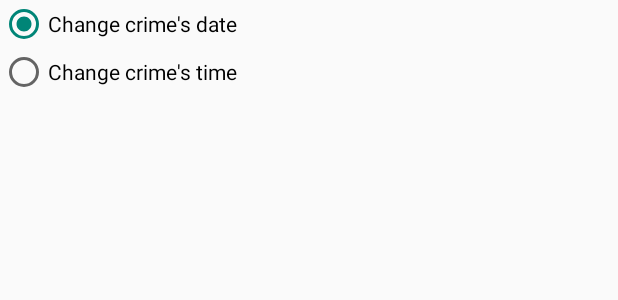
After one commit to ur13l/CriminalIntent, an Android app: the layout dialog_choice.xml on its own in the app's theme, with its tools: preview values and no code run, on a phone screen of 412 x 824 dp. The commit adds this screen. Shown: the top 300 px of the screen. Run offline under Robolectric (Android 15) with nearby library versions, the phone set to English and light mode, and no system bars.

Commit message:
Capiulo 12 - Challenge

```diff
--- a/app/src/main/java/com/projects/ur13l/criminalintent/CrimeFragment.java
+++ b/app/src/main/java/com/projects/ur13l/criminalintent/CrimeFragment.java
@@ -75,7 +75,7 @@ public class CrimeFragment extends Fragment {
             public void onClick(View v) {
                 FragmentManager fm = getActivity()
                         .getSupportFragmentManager();
-                DatePickerFragment dialog = DatePickerFragment.newInstance(mCrime.getDate());
+                ChoiceFragment dialog = ChoiceFragment.newInstance(mCrime.getDate(),CrimeFragment.this);
                 dialog.setTargetFragment(CrimeFragment.this,REQUEST_DATE);
                 dialog.show(fm,DIALOG_DATE);
             }
--- /dev/null
+++ b/app/src/main/res/layout/dialog_choice.xml
@@ -0,0 +1,20 @@
+<?xml version="1.0" encoding="utf-8"?>
+<RadioGroup xmlns:android="http://schemas.android.com/apk/res/android"
+    android:id="@+id/choice_radio_group"
+    android:layout_width="match_parent"
+    android:layout_height="match_parent">
+
+    <RadioButton
+        android:id="@+id/radio_date"
+        android:layout_width="match_parent"
+        android:layout_height="wrap_content"
+        android:text="@string/radio_date"
+        android:checked="true"
+    />
+
+    <RadioButton
+        android:id="@+id/radio_time"
+        android:layout_width="match_parent"
+        android:layout_height="wrap_content"
+        android:text="@string/radio_time"/>
+</RadioGroup>
--- a/app/src/main/res/values/strings.xml
+++ b/app/src/main/res/values/strings.xml
@@ -9,5 +9,9 @@
     <string name="crime_solved_label">Solved?</string>
     <string name="crimes_title">Crimes</string>
     <string name="date_picker_title">Date of crime:</string>
+    <string name="radio_date">Change crime\'s date</string>
+    <string name="radio_time">Change crime\'s time</string>
+    <string name="choice_title">Choice an option:</string>
+    <string name="toast_choice">You must select one option.</string>
 
 </resources>
```
Also changed, not shown: app/src/main/java/com/projects/ur13l/criminalintent/ChoiceFragment.java (added, +80 -0 lines), app/src/main/java/com/projects/ur13l/criminalintent/DatePickerFragment.java (+40 -9 lines), app/src/main/res/layout/dialog_time.xml (added, +8 -0 lines).
